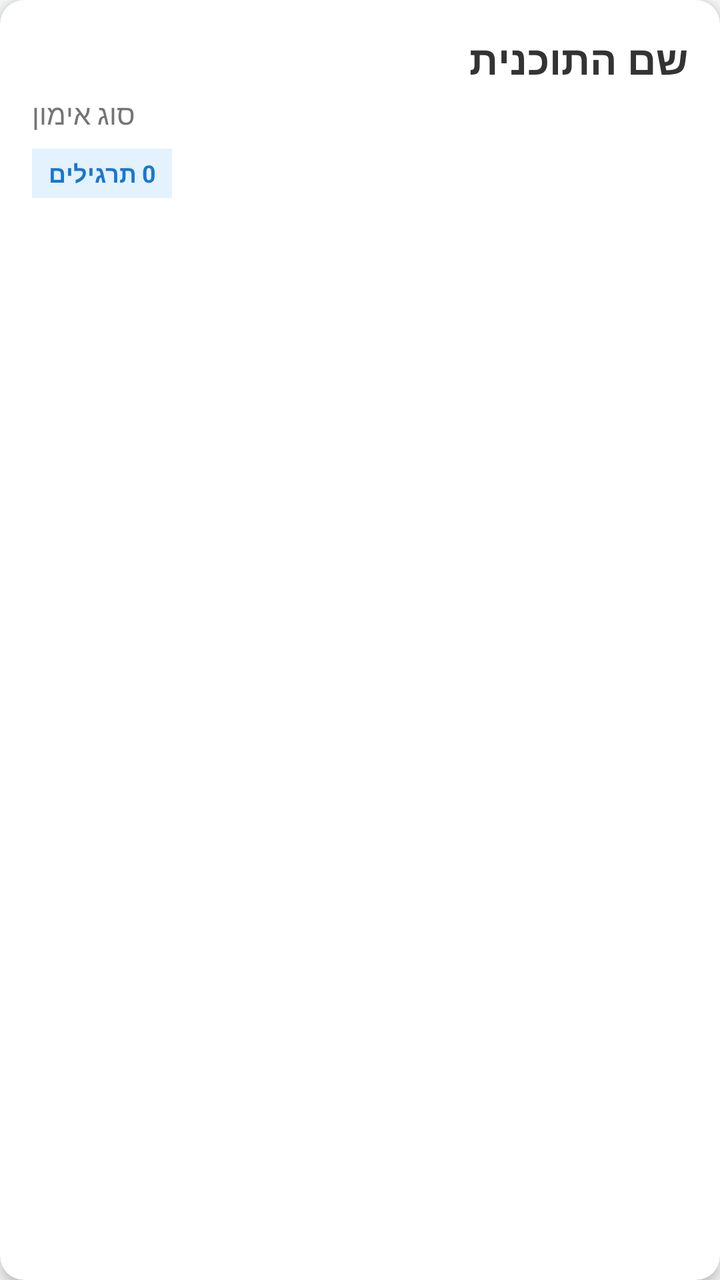
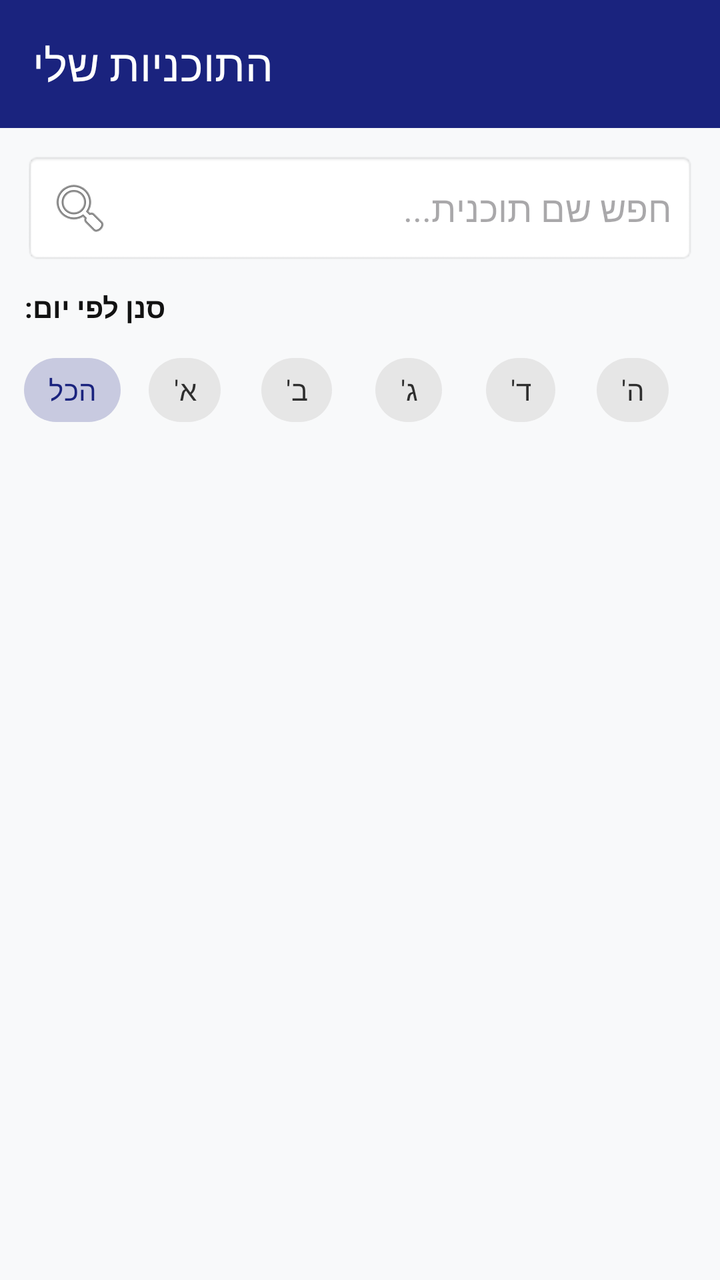

Before-and-after screenshots of an Android layout around one commit, followed by the original layout XML and the change that was made.
<!-- AndroidManifest.xml: application theme Theme.Gym_calender10 -->
<!-- res/layout/activity_item_plan.xml -->
<?xml version="1.0" encoding="utf-8"?>
<androidx.cardview.widget.CardView xmlns:android="http://schemas.android.com/apk/res/android"
    xmlns:app="http://schemas.android.com/apk/res-auto"
    android:layout_width="match_parent"
    android:layout_height="wrap_content"
    android:layout_marginHorizontal="16dp"
    android:layout_marginVertical="8dp"
    app:cardCornerRadius="12dp"
    app:cardElevation="4dp">

    <androidx.constraintlayout.widget.ConstraintLayout
        android:layout_width="match_parent"
        android:layout_height="wrap_content"
        android:padding="16dp">

        <TextView
            android:id="@+id/tvPlanName"
            android:layout_width="0dp"
            android:layout_height="wrap_content"
            android:text="שם התוכנית"
            android:textColor="#333333"
            android:textSize="20sp"
            android:textStyle="bold"
            app:layout_constraintEnd_toEndOf="parent"
            app:layout_constraintStart_toStartOf="parent"
            app:layout_constraintTop_toTopOf="parent" />

        <TextView
            android:id="@+id/tvPlanType"
            android:layout_width="wrap_content"
            android:layout_height="wrap_content"
            android:layout_marginTop="4dp"
            android:text="סוג אימון"
            android:textColor="#757575"
            android:textSize="14sp"
            app:layout_constraintStart_toStartOf="parent"
            app:layout_constraintTop_toBottomOf="@id/tvPlanName" />

        <TextView
            android:id="@+id/tvExercisesCount"
            android:layout_width="wrap_content"
            android:layout_height="wrap_content"
            android:layout_marginTop="8dp"
            android:background="#E3F2FD"
            android:paddingHorizontal="8dp"
            android:paddingVertical="4dp"
            android:text="0 תרגילים"
            android:textColor="#1976D2"
            android:textSize="12sp"
            android:textStyle="bold"
            app:layout_constraintStart_toStartOf="parent"
            app:layout_constraintTop_toBottomOf="@id/tvPlanType" />

    </androidx.constraintlayout.widget.ConstraintLayout>
</androidx.cardview.widget.CardView>
<!-- resources referenced by this layout -->
<resources>
  <style name="Theme.Gym_calender10" parent="Theme.Material3.Light.NoActionBar">
          
          <item name="colorPrimary">@color/primaryColor</item>
          <item name="colorPrimaryVariant">@color/primaryDarkColor</item>
          <item name="colorOnPrimary">@color/whiteTextColor</item>
  
          
          <item name="colorSecondary">@color/secondaryColor</item>
          <item name="colorSecondaryVariant">@color/secondaryDarkColor</item>
          <item name="colorOnSecondary">@color/whiteTextColor</item>
  
          
          <item name="android:statusBarColor">@color/primaryDarkColor</item>
  
          
          <item name="android:windowBackground">@color/backgroundColor</item>
          <item name="colorSurface">@color/surfaceColor</item>
          <item name="colorOnSurface">@color/primaryTextColor</item>
  
          
          <item name="materialButtonStyle">@style/AppButton</item>
          <item name="textInputStyle">@style/AppTextInputLayout</item>
          <item name="materialCardViewStyle">@style/AppCard</item>
  
          <item name="bottomSheetDialogTheme">@style/AppBottomSheetDialogTheme</item>
      </style>
  <color name="primaryColor">#1A237E</color>
  <color name="primaryDarkColor">#000051</color>
  <color name="whiteTextColor">#FFFFFF</color>
  <color name="secondaryColor">#E65100</color>
  <color name="secondaryDarkColor">#BF360C</color>
  <color name="backgroundColor">#F8F9FA</color>
  <color name="surfaceColor">#FFFFFF</color>
  <color name="primaryTextColor">#121212</color>
  <style name="AppButton" parent="Widget.Material3.Button">
          <item name="android:insetTop">0dp</item>
          <item name="android:insetBottom">0dp</item>
          <item name="shapeAppearance">@style/ShapeAppearance.App.MediumComponent</item>
      </style>
  <style name="AppTextInputLayout" parent="Widget.Material3.TextInputLayout.OutlinedBox">
          <item name="boxStrokeColor">@color/primaryColor</item>
          <item name="boxCornerRadiusTopStart">8dp</item>
          <item name="boxCornerRadiusTopEnd">8dp</item>
          <item name="boxCornerRadiusBottomStart">8dp</item>
          <item name="boxCornerRadiusBottomEnd">8dp</item>
      </style>
  <style name="AppCard" parent="Widget.Material3.CardView.Elevated">
          <item name="cardBackgroundColor">@color/cardBackground</item>
          <item name="cardElevation">4dp</item>
          <item name="cardCornerRadius">16dp</item>
          <item name="shapeAppearance">@style/ShapeAppearance.App.MediumComponent</item>
      </style>
  <style name="AppBottomSheetDialogTheme" parent="Theme.Design.Light.BottomSheetDialog">
          <item name="bottomSheetStyle">@style/AppBottomSheetStyle</item>
      </style>
  <style name="ShapeAppearance.App.MediumComponent" parent="ShapeAppearance.Material3.MediumComponent">
          <item name="cornerFamily">rounded</item>
          <item name="cornerSize">12dp</item>
      </style>
  <color name="cardBackground">#FFFFFF</color>
  <style name="AppBottomSheetStyle" parent="Widget.Design.BottomSheet.Modal">
          <item name="android:background">@android:color/transparent</item>
      </style>
</resources>

<!-- the commit's change to res/layout/activity_item_plan.xml (unified diff, before → after) -->
@@ -1,55 +1,126 @@
 <?xml version="1.0" encoding="utf-8"?>
-<androidx.cardview.widget.CardView xmlns:android="http://schemas.android.com/apk/res/android"
+<LinearLayout xmlns:android="http://schemas.android.com/apk/res/android"
     xmlns:app="http://schemas.android.com/apk/res-auto"
+    android:id="@+id/main"
     android:layout_width="match_parent"
-    android:layout_height="wrap_content"
-    android:layout_marginHorizontal="16dp"
-    android:layout_marginVertical="8dp"
-    app:cardCornerRadius="12dp"
-    app:cardElevation="4dp">
+    android:layout_height="match_parent"
+    android:orientation="vertical"
+    android:background="@color/backgroundColor">
 
-    <androidx.constraintlayout.widget.ConstraintLayout
+    <com.google.android.material.appbar.MaterialToolbar
+        android:id="@+id/toolbar"
+        android:layout_width="match_parent"
+        android:layout_height="?attr/actionBarSize"
+        android:background="@color/primaryColor"
+        app:title="התוכניות שלי"
+        app:titleTextColor="@android:color/white" />
+
+    <LinearLayout
         android:layout_width="match_parent"
         android:layout_height="wrap_content"
-        android:padding="16dp">
+        android:orientation="vertical"
+        android:padding="12dp">
 
+        
+        <EditText
+            android:id="@+id/etSearchPlan"
+            android:layout_width="match_parent"
+            android:layout_height="wrap_content"
+            android:background="@android:drawable/editbox_background"
+            android:drawableStart="@android:drawable/ic_menu_search"
+            android:drawablePadding="8dp"
+            android:hint="חפש שם תוכנית..."
+            android:inputType="text"
+            android:padding="12dp" />
+
+        
         <TextView
-            android:id="@+id/tvPlanName"
-            android:layout_width="0dp"
-            android:layout_height="wrap_content"
-            android:text="שם התוכנית"
-            android:textColor="#333333"
-            android:textSize="20sp"
-            android:textStyle="bold"
-            app:layout_constraintEnd_toEndOf="parent"
-            app:layout_constraintStart_toStartOf="parent"
-            app:layout_constraintTop_toTopOf="parent" />
-
-        <TextView
-            android:id="@+id/tvPlanType"
             android:layout_width="wrap_content"
             android:layout_height="wrap_content"
-            android:layout_marginTop="4dp"
-            android:text="סוג אימון"
-            android:textColor="#757575"
-            android:textSize="14sp"
-            app:layout_constraintStart_toStartOf="parent"
-            app:layout_constraintTop_toBottomOf="@id/tvPlanName" />
+            android:layout_marginTop="12dp"
+            android:text="סנן לפי יום:"
+            android:textStyle="bold"
+            android:textColor="@color/primaryTextColor" />
 
-        <TextView
-            android:id="@+id/tvExercisesCount"
-            android:layout_width="wrap_content"
+        <HorizontalScrollView
+            android:layout_width="match_parent"
             android:layout_height="wrap_content"
-            android:layout_marginTop="8dp"
-            android:background="#E3F2FD"
-            android:paddingHorizontal="8dp"
-            android:paddingVertical="4dp"
-            android:text="0 תרגילים"
-            android:textColor="#1976D2"
-            android:textSize="12sp"
-            android:textStyle="bold"
-            app:layout_constraintStart_toStartOf="parent"
-            app:layout_constraintTop_toBottomOf="@id/tvPlanType" />
+            android:scrollbars="none"
+            android:layout_marginTop="8dp">
 
-    </androidx.constraintlayout.widget.ConstraintLayout>
-</androidx.cardview.widget.CardView>
+            <com.google.android.material.chip.ChipGroup
+                android:id="@+id/cgDays"
+                android:layout_width="wrap_content"
+                android:layout_height="wrap_content"
+                app:singleSelection="true">
+
+                <com.google.android.material.chip.Chip
+                    android:id="@+id/chipAll"
+                    style="@style/Widget.MaterialComponents.Chip.Choice"
+                    android:layout_width="wrap_content"
+                    android:layout_height="wrap_content"
+                    android:text="הכל"
+                    android:checked="true" />
+
+                <com.google.android.material.chip.Chip
+                    android:id="@+id/chipSun"
+                    style="@style/Widget.MaterialComponents.Chip.Choice"
+                    android:layout_width="wrap_content"
+                    android:layout_height="wrap_content"
+                    android:text="א'" />
+
+                <com.google.android.material.chip.Chip
+                    android:id="@+id/chipMon"
+                    style="@style/Widget.MaterialComponents.Chip.Choice"
+                    android:layout_width="wrap_content"
+                    android:layout_height="wrap_content"
+                    android:text="ב'" />
+
+                <com.google.android.material.chip.Chip
+                    android:id="@+id/chipTue"
+                    style="@style/Widget.MaterialComponents.Chip.Choice"
+                    android:layout_width="wrap_content"
+                    android:layout_height="wrap_content"
+                    android:text="ג'" />
+
+                <com.google.android.material.chip.Chip
+                    android:id="@+id/chipWed"
+                    style="@style/Widget.MaterialComponents.Chip.Choice"
+                    android:layout_width="wrap_content"
+                    android:layout_height="wrap_content"
+                    android:text="ד'" />
+
+                <com.google.android.material.chip.Chip
+                    android:id="@+id/chipThu"
+                    style="@style/Widget.MaterialComponents.Chip.Choice"
+                    android:layout_width="wrap_content"
+                    android:layout_height="wrap_content"
+                    android:text="ה'" />
+
+                <com.google.android.material.chip.Chip
+                    android:id="@+id/chipFri"
+                    style="@style/Widget.MaterialComponents.Chip.Choice"
+                    android:layout_width="wrap_content"
+                    android:layout_height="wrap_content"
+                    android:text="ו'" />
+
+                <com.google.android.material.chip.Chip
+                    android:id="@+id/chipSat"
+                    style="@style/Widget.MaterialComponents.Chip.Choice"
+                    android:layout_width="wrap_content"
+                    android:layout_height="wrap_content"
+                    android:text="שבת" />
+
+            </com.google.android.material.chip.ChipGroup>
+        </HorizontalScrollView>
+
+    </LinearLayout>
+
+    <androidx.recyclerview.widget.RecyclerView
+        android:id="@+id/rvAllPlans"
+        android:layout_width="match_parent"
+        android:layout_height="match_parent"
+        android:padding="8dp"
+        android:clipToPadding="false" />
+
+</LinearLayout>
